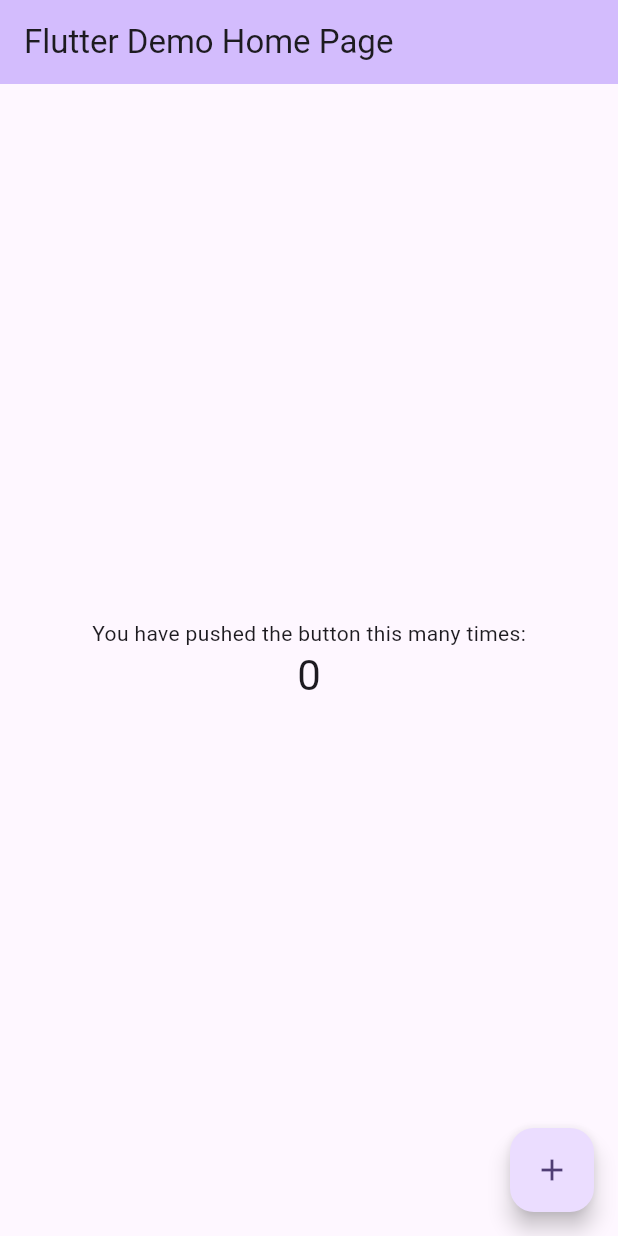
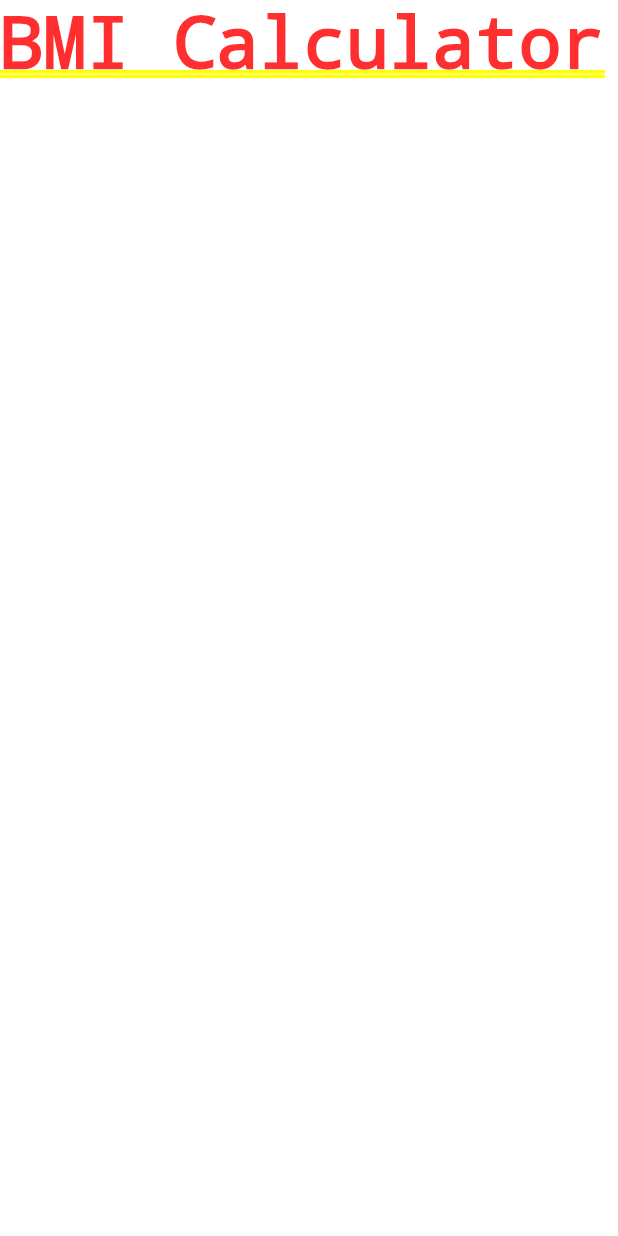
Before and after one commit to sakarpaudel/bmi_calculator, a Flutter app: the screen it shows after launch, on a phone screen of 412 x 824 dp. Run offline on Flutter 3.47's test engine with Material 3 defaults, Android fonts, the phone set to English and light mode, and no system bars.

Commit message:
Initial Setup

```diff
--- a/lib/main.dart
+++ b/lib/main.dart
@@ -1,125 +1,16 @@
 import 'package:flutter/material.dart';
 
-void main() {
-  runApp(const MyApp());
-}
+void main() => runApp(BMICalculatorApp());
 
-class MyApp extends StatelessWidget {
-  const MyApp({super.key});
-
-  // This widget is the root of your application.
+class BMICalculatorApp extends StatelessWidget {
   @override
   Widget build(BuildContext context) {
     return MaterialApp(
-      title: 'Flutter Demo',
-      theme: ThemeData(
-        // This is the theme of your application.
-        //
-        // TRY THIS: Try running your application with "flutter run". You'll see
-        // the application has a purple toolbar. Then, without quitting the app,
-        // try changing the seedColor in the colorScheme below to Colors.green
-        // and then invoke "hot reload" (save your changes or press the "hot
-        // reload" button in a Flutter-supported IDE, or press "r" if you used
-        // the command line to start the app).
-        //
-        // Notice that the counter didn't reset back to zero; the application
-        // state is not lost during the reload. To reset the state, use hot
-        // restart instead.
-        //
-        // This works for code too, not just values: Most code changes can be
-        // tested with just a hot reload.
-        colorScheme: ColorScheme.fromSeed(seedColor: Colors.deepPurple),
-        useMaterial3: true,
+      theme: ThemeData.dark().copyWith(
+        primaryColor: Color(0xFF0A0E21),
+        scaffoldBackgroundColor: Color(0xFF0A0E21),
       ),
-      home: const MyHomePage(title: 'Flutter Demo Home Page'),
+      home: Text("BMI Calculator"),
     );
   }
 }
-
-class MyHomePage extends StatefulWidget {
-  const MyHomePage({super.key, required this.title});
-
-  // This widget is the home page of your application. It is stateful, meaning
-  // that it has a State object (defined below) that contains fields that affect
-  // how it looks.
-
-  // This class is the configuration for the state. It holds the values (in this
-  // case the title) provided by the parent (in this case the App widget) and
-  // used by the build method of the State. Fields in a Widget subclass are
-  // always marked "final".
-
-  final String title;
-
-  @override
-  State<MyHomePage> createState() => _MyHomePageState();
-}
-
-class _MyHomePageState extends State<MyHomePage> {
-  int _counter = 0;
-
-  void _incrementCounter() {
-    setState(() {
-      // This call to setState tells the Flutter framework that something has
-      // changed in this State, which causes it to rerun the build method below
-      // so that the display can reflect the updated values. If we changed
-      // _counter without calling setState(), then the build method would not be
-      // called again, and so nothing would appear to happen.
-      _counter++;
-    });
-  }
-
-  @override
-  Widget build(BuildContext context) {
-    // This method is rerun every time setState is called, for instance as done
-    // by the _incrementCounter method above.
-    //
-    // The Flutter framework has been optimized to make rerunning build methods
-    // fast, so that you can just rebuild anything that needs updating rather
-    // than having to individually change instances of widgets.
-    return Scaffold(
-      appBar: AppBar(
-        // TRY THIS: Try changing the color here to a specific color (to
-        // Colors.amber, perhaps?) and trigger a hot reload to see the AppBar
-        // change color while the other colors stay the same.
-        backgroundColor: Theme.of(context).colorScheme.inversePrimary,
-        // Here we take the value from the MyHomePage object that was created by
-        // the App.build method, and use it to set our appbar title.
-        title: Text(widget.title),
-      ),
-      body: Center(
-        // Center is a layout widget. It takes a single child and positions it
-        // in the middle of the parent.
-        child: Column(
-          // Column is also a layout widget. It takes a list of children and
-          // arranges them vertically. By default, it sizes itself to fit its
-          // children horizontally, and tries to be as tall as its parent.
-          //
-          // Column has various properties to control how it sizes itself and
-          // how it positions its children. Here we use mainAxisAlignment to
-          // center the children vertically; the main axis here is the vertical
-          // axis because Columns are vertical (the cross axis would be
-          // horizontal).
-          //
-          // TRY THIS: Invoke "debug painting" (choose the "Toggle Debug Paint"
-          // action in the IDE, or press "p" in the console), to see the
-          // wireframe for each widget.
-          mainAxisAlignment: MainAxisAlignment.center,
-          children: <Widget>[
-            const Text(
-              'You have pushed the button this many times:',
-            ),
-            Text(
-              '$_counter',
-              style: Theme.of(context).textTheme.headlineMedium,
-            ),
-          ],
-        ),
-      ),
-      floatingActionButton: FloatingActionButton(
-        onPressed: _incrementCounter,
-        tooltip: 'Increment',
-        child: const Icon(Icons.add),
-      ), // This trailing comma makes auto-formatting nicer for build methods.
-    );
-  }
-}
```
